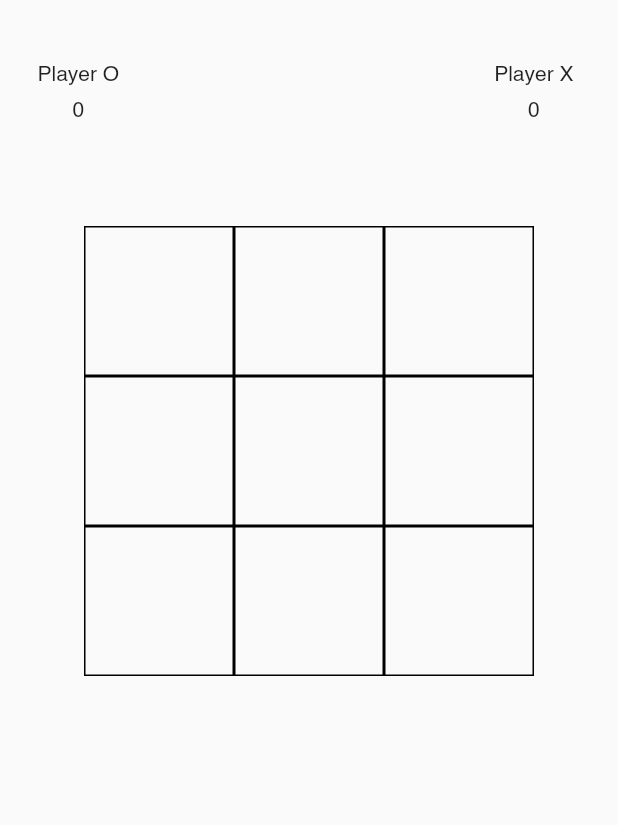
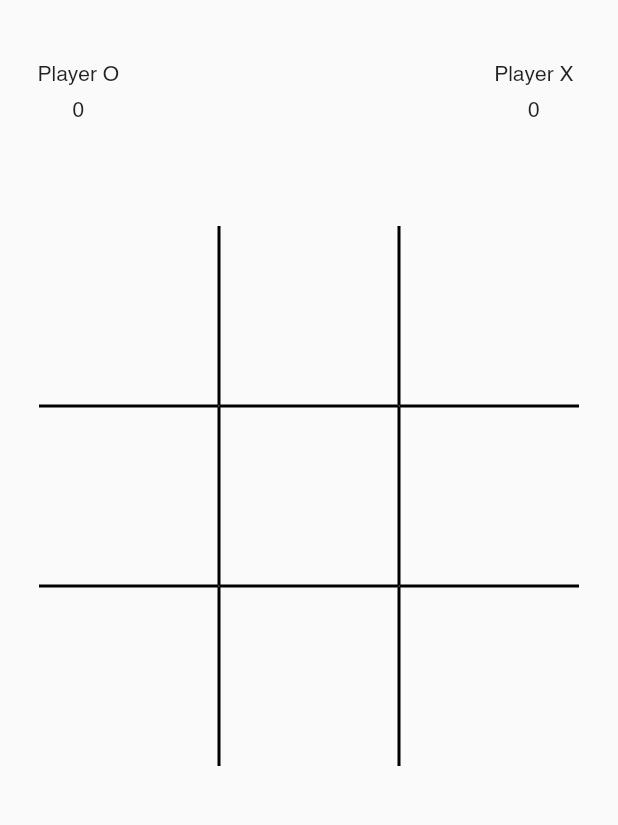
Before and after one commit to ayushnabar/TicTacToe, a Flutter app: the screen it shows after launch, on a phone screen of 412 x 824 dp, the part 101-926 px from its top. Run offline on Flutter 3.47's test engine with Material 2 defaults, Android fonts, the phone set to English and light mode, and no system bars.

Commit message:
Final Changes

```diff
--- a/lib/game_board.dart
+++ b/lib/game_board.dart
@@ -87,25 +87,25 @@ class _GameBoardState extends State<GameBoard> {
       Row(
         mainAxisSize: MainAxisSize.min,
         children: [
-          _buildSquare(0, 0),
-          _buildSquare(0, 1),
-          _buildSquare(0, 2),
+          _topLeft(0, 0),
+          _topMiddle(0, 1),
+          _topRight(0, 2),
         ],
       ),
       Row(
         mainAxisSize: MainAxisSize.min,
         children: [
-          _buildSquare(1, 0),
-          _buildSquare(1, 1),
-          _buildSquare(1, 2),
+          _middleLeft(1, 0),
+          _middleMiddle(1, 1),
+          _middleRight(1, 2),
         ],
       ),
       Row(
         mainAxisSize: MainAxisSize.min,
         children: [
-          _buildSquare(2, 0),
-          _buildSquare(2, 1),
-          _buildSquare(2, 2),
+          _bottomLeft(2, 0),
+          _bottomMiddle(2, 1),
+          _bottomRight(2, 2),
         ],
       ),
     ])));
@@ -113,7 +113,7 @@ class _GameBoardState extends State<GameBoard> {
 
   var size = 0;
   String _lastChar = ' ';
-  _buildSquare(int i, int j) {
+  _topLeft(int i, int j) {
     return GestureDetector(
         onTap: () {
           _changeBoard(i, j);
@@ -125,11 +125,203 @@ class _GameBoardState extends State<GameBoard> {
           }
         },
         child: Container(
-            width: 100,
-            height: 100,
+            width: 120,
+            height: 120,
             decoration: BoxDecoration(
-                shape: BoxShape.rectangle,
-                border: Border.all(color: Colors.black)),
+                border: Border(
+              right: BorderSide(),
+              bottom: BorderSide(),
+            )),
+            child: Center(
+                child: Text(matrix[i][j], style: TextStyle(fontSize: 92)))));
+  }
+
+  _topMiddle(int i, int j) {
+    return GestureDetector(
+        onTap: () {
+          _changeBoard(i, j);
+          _checkWinner(i, j);
+          _calculateScore(i, j);
+          size++;
+          if (size == 9) {
+            _printTieGame();
+          }
+        },
+        child: Container(
+            width: 120,
+            height: 120,
+            decoration: BoxDecoration(
+                border: Border(
+              right: BorderSide(),
+              left: BorderSide(),
+              bottom: BorderSide(),
+            )),
+            child: Center(
+                child: Text(matrix[i][j], style: TextStyle(fontSize: 92)))));
+  }
+
+  _topRight(int i, int j) {
+    return GestureDetector(
+        onTap: () {
+          _changeBoard(i, j);
+          _checkWinner(i, j);
+          _calculateScore(i, j);
+          size++;
+          if (size == 9) {
+            _printTieGame();
+          }
+        },
+        child: Container(
+            width: 120,
+            height: 120,
+            decoration: BoxDecoration(
+                border: Border(
+              left: BorderSide(),
+              bottom: BorderSide(),
+            )),
+            child: Center(
+                child: Text(matrix[i][j], style: TextStyle(fontSize: 92)))));
+  }
+
+  _middleLeft(int i, int j) {
+    return GestureDetector(
+        onTap: () {
+          _changeBoard(i, j);
+          _checkWinner(i, j);
+          _calculateScore(i, j);
+          size++;
+          if (size == 9) {
+            _printTieGame();
+          }
+        },
+        child: Container(
+            width: 120,
+            height: 120,
+            decoration: BoxDecoration(
+                border: Border(
+              top: BorderSide(),
+              right: BorderSide(),
+              bottom: BorderSide(),
+            )),
+            child: Center(
+                child: Text(matrix[i][j], style: TextStyle(fontSize: 92)))));
+  }
+
+  _middleMiddle(int i, int j) {
+    return GestureDetector(
+        onTap: () {
+          _changeBoard(i, j);
+          _checkWinner(i, j);
+          _calculateScore(i, j);
+          size++;
+          if (size == 9) {
+            _printTieGame();
+          }
+        },
+        child: Container(
+            width: 120,
+            height: 120,
+            decoration: BoxDecoration(
+                border: Border(
+              top: BorderSide(),
+              left: BorderSide(),
+              right: BorderSide(),
+              bottom: BorderSide(),
+            )),
+            child: Center(
+                child: Text(matrix[i][j], style: TextStyle(fontSize: 92)))));
+  }
+
+  _middleRight(int i, int j) {
+    return GestureDetector(
+        onTap: () {
+          _changeBoard(i, j);
+          _checkWinner(i, j);
+          _calculateScore(i, j);
+          size++;
+          if (size == 9) {
+            _printTieGame();
+          }
+        },
+        child: Container(
+            width: 120,
+            height: 120,
+            decoration: BoxDecoration(
+                border: Border(
+              top: BorderSide(),
+              left: BorderSide(),
+              bottom: BorderSide(),
+            )),
+            child: Center(
+                child: Text(matrix[i][j], style: TextStyle(fontSize: 92)))));
+  }
+
+  _bottomMiddle(int i, int j) {
+    return GestureDetector(
+        onTap: () {
+          _changeBoard(i, j);
+          _checkWinner(i, j);
+          _calculateScore(i, j);
+          size++;
+          if (size == 9) {
+            _printTieGame();
+          }
+        },
+        child: Container(
+            width: 120,
+            height: 120,
+            decoration: BoxDecoration(
+                border: Border(
+              top: BorderSide(),
+              left: BorderSide(),
+              right: BorderSide(),
+            )),
+            child: Center(
+                child: Text(matrix[i][j], style: TextStyle(fontSize: 92)))));
+  }
+
+  _bottomLeft(int i, int j) {
+    return GestureDetector(
+        onTap: () {
+          _changeBoard(i, j);
+          _checkWinner(i, j);
+          _calculateScore(i, j);
+          size++;
+          if (size == 9) {
+            _printTieGame();
+          }
+        },
+        child: Container(
+            width: 120,
+            height: 120,
+            decoration: BoxDecoration(
+                border: Border(
+              top: BorderSide(),
+              right: BorderSide(),
+            )),
+            child: Center(
+                child: Text(matrix[i][j], style: TextStyle(fontSize: 92)))));
+  }
+
+  _bottomRight(int i, int j) {
+    return GestureDetector(
+        onTap: () {
+          _changeBoard(i, j);
+          _checkWinner(i, j);
+          _calculateScore(i, j);
+          size++;
+          if (size == 9) {
+            _printTieGame();
+          }
+        },
+        child: Container(
+            width: 120,
+            height: 120,
+            decoration: BoxDecoration(
+                border: Border(
+              top: BorderSide(),
+              left: BorderSide(),
+            )),
             child: Center(
                 child: Text(matrix[i][j], style: TextStyle(fontSize: 92)))));
   }
@@ -167,6 +359,7 @@ class _GameBoardState extends State<GameBoard> {
       }
     }
     if (row == length || col == length || diag == length || rdiag == length) {
+      size = 0;
       if (toCheckFor == 'O') {
         _printWinner("Player O");
       } else if (toCheckFor == 'X') {
```
